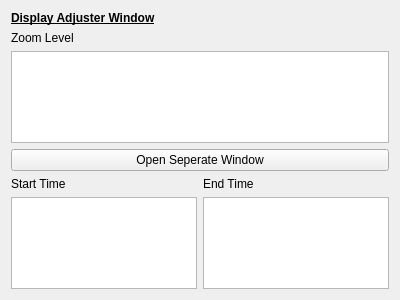
Above: Aperiodic_Scheduling/Frontend/displayadjuster.ui from evanblough/SchedulingAlgGUI before the change. Below: the same form after it.
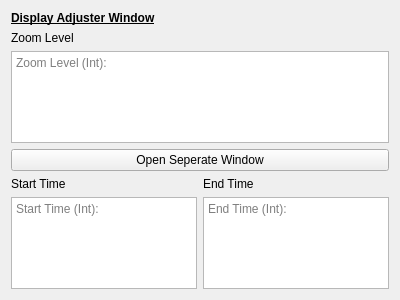
That is the form after the change.

What changed in the file:
```diff
--- a/Aperiodic_Scheduling/Frontend/displayadjuster.ui
+++ b/Aperiodic_Scheduling/Frontend/displayadjuster.ui
@@ -15,10 +15,18 @@
   </property>
   <layout class="QGridLayout" name="gridLayout">
    <item row="2" column="1" colspan="2">
-    <widget class="QPlainTextEdit" name="plainTextEdit"/>
+    <widget class="QPlainTextEdit" name="zoom_level">
+     <property name="placeholderText">
+      <string>Zoom Level (Int):</string>
+     </property>
+    </widget>
    </item>
    <item row="7" column="1">
-    <widget class="QPlainTextEdit" name="plainTextEdit_2"/>
+    <widget class="QPlainTextEdit" name="start_time">
+     <property name="placeholderText">
+      <string>Start Time (Int):</string>
+     </property>
+    </widget>
    </item>
    <item row="6" column="2">
     <widget class="QLabel" name="label_4">
@@ -49,7 +57,11 @@
     </widget>
    </item>
    <item row="7" column="2">
-    <widget class="QPlainTextEdit" name="plainTextEdit_3"/>
+    <widget class="QPlainTextEdit" name="end_time">
+     <property name="placeholderText">
+      <string>End Time (Int):</string>
+     </property>
+    </widget>
    </item>
    <item row="6" column="1">
     <widget class="QLabel" name="label_3">
```
Left out of the diff: 2 changed lines with no effect on the pictures.
